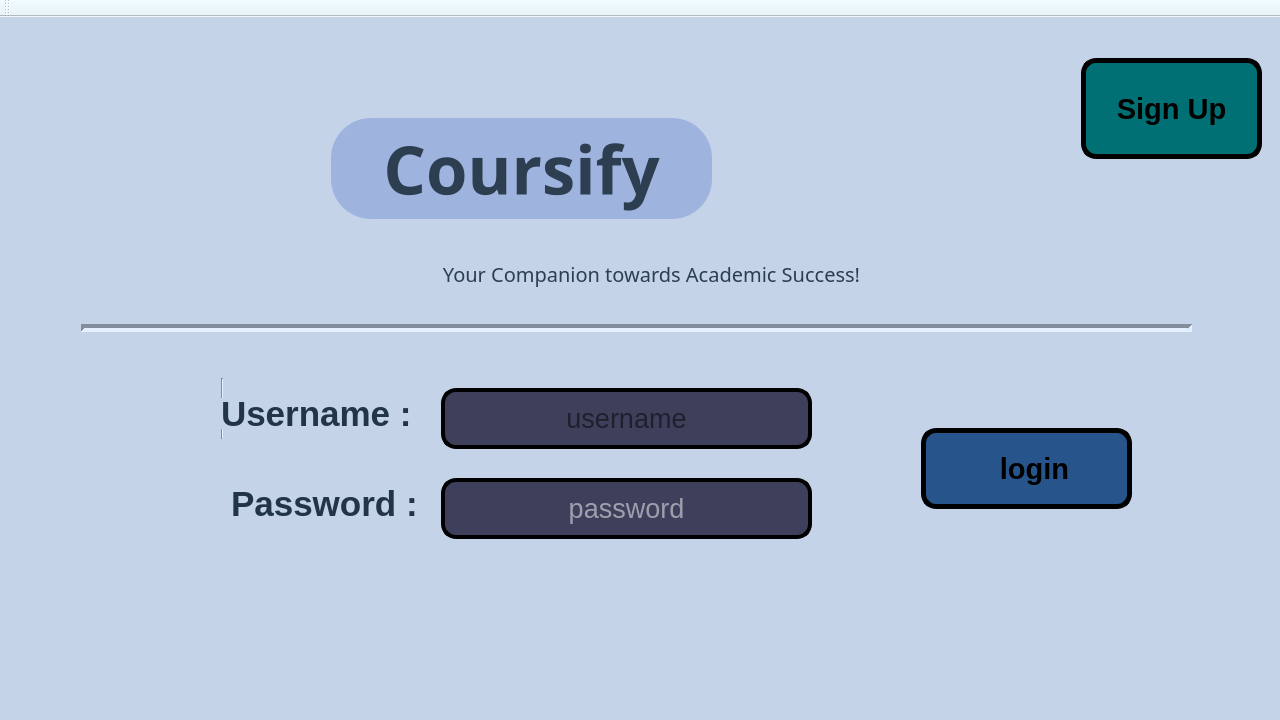
Above: Coursify.ui from Ahmed-ElGoharyy/Coursifyy before the change. Below: the same form after it.
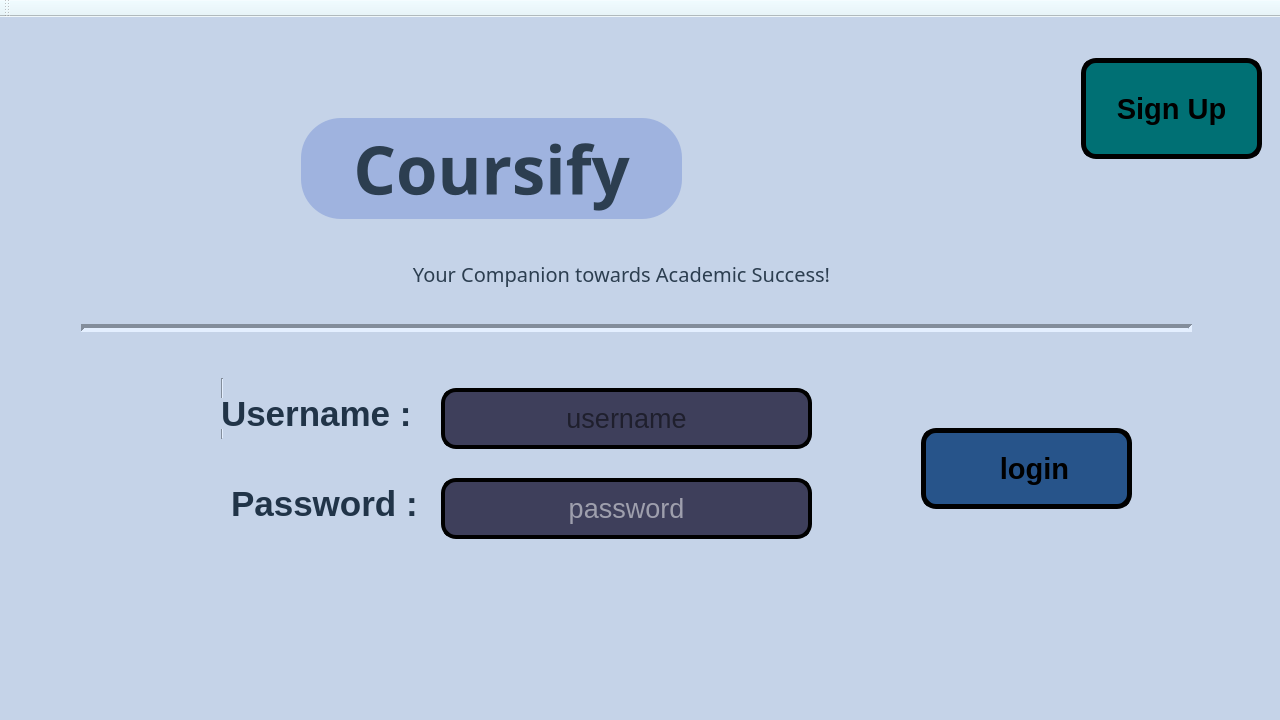
That is the form after the change. The open tabs and pages were chosen to show the change. Icons and pictures are not drawn.

Diff of the .ui file:
```diff
--- a/Coursify.ui
+++ b/Coursify.ui
@@ -1928,7 +1928,7 @@
        <widget class="QLabel" name="label_8">
         <property name="geometry">
          <rect>
-          <x>720</x>
+          <x>690</x>
           <y>30</y>
           <width>221</width>
           <height>161</height>
@@ -1947,7 +1947,7 @@
        <widget class="QLabel" name="label_9">
         <property name="geometry">
          <rect>
-          <x>320</x>
+          <x>290</x>
           <y>90</y>
           <width>381</width>
           <height>101</height>
@@ -1978,7 +1978,7 @@
        <widget class="QLabel" name="label_10">
         <property name="geometry">
          <rect>
-          <x>380</x>
+          <x>350</x>
           <y>230</y>
           <width>521</width>
           <height>31</height>
```
Left out of the diff: 4 changed lines with no effect on the pictures.
